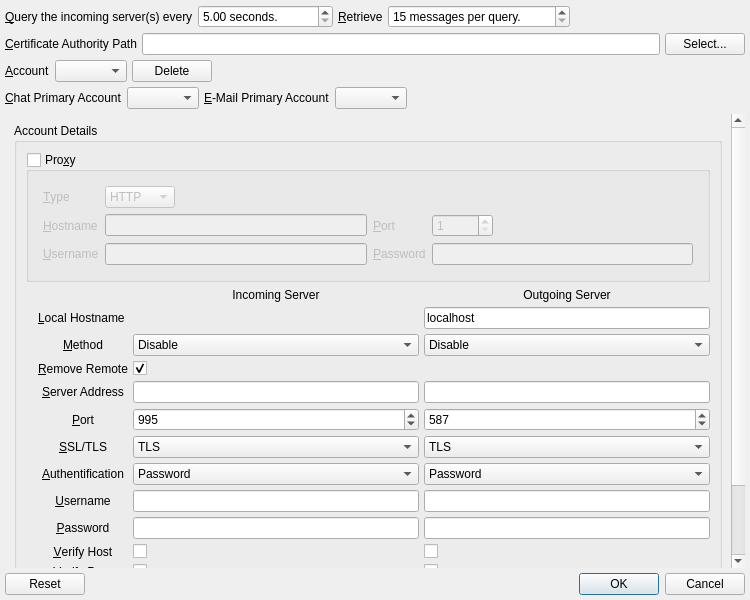
First picture: the form in branches/trunk/UI/spot-on-poptastic-retrophone-settings.ui, repository textbrowser/spot-on, before the edit.
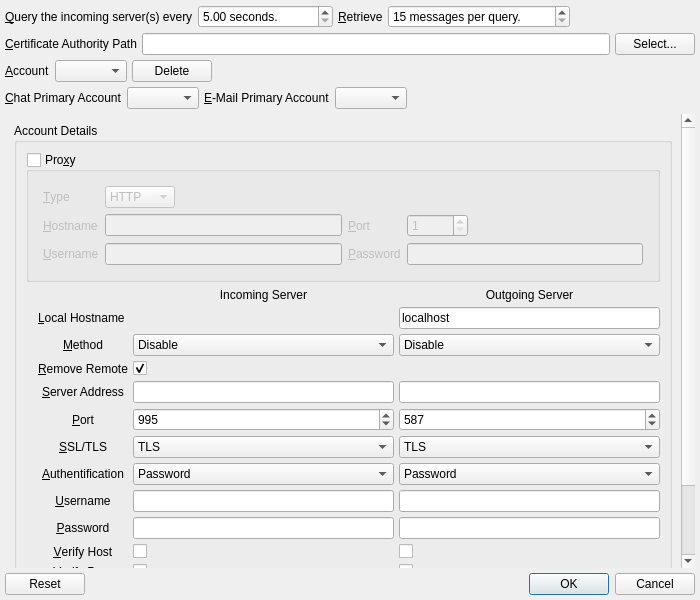
Second picture: the form after the edit. Icons and pictures are not drawn.

What changed in the file:
```diff
--- a/branches/trunk/UI/spot-on-poptastic-retrophone-settings.ui
+++ b/branches/trunk/UI/spot-on-poptastic-retrophone-settings.ui
@@ -6,7 +6,7 @@
    <rect>
     <x>0</x>
     <y>0</y>
-    <width>750</width>
+    <width>700</width>
     <height>600</height>
    </rect>
   </property>
@@ -222,7 +222,7 @@
        <rect>
         <x>0</x>
         <y>0</y>
-        <width>724</width>
+        <width>674</width>
         <height>667</height>
        </rect>
       </property>
```
